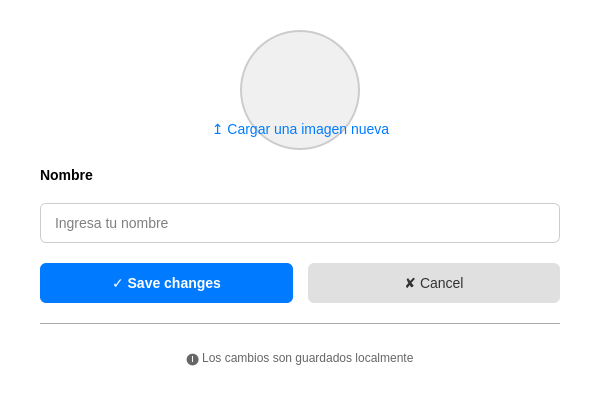
Qt form infraestructure/ui/pages/config/config_view.ui (judajaavAlt/PI2) before a commit.
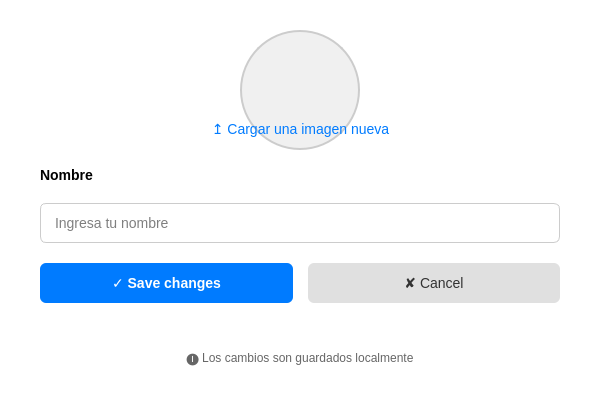
The same form after that commit.

```diff
--- a/infraestructure/ui/pages/config/config_view.ui
+++ b/infraestructure/ui/pages/config/config_view.ui
@@ -23,6 +23,7 @@
    <string notr="true">QWidget {
     background-color: white;
     font-family: Arial, sans-serif;
+	border-radius: 10px;
 }</string>
   </property>
   <layout class="QVBoxLayout" name="verticalLayout">
```
